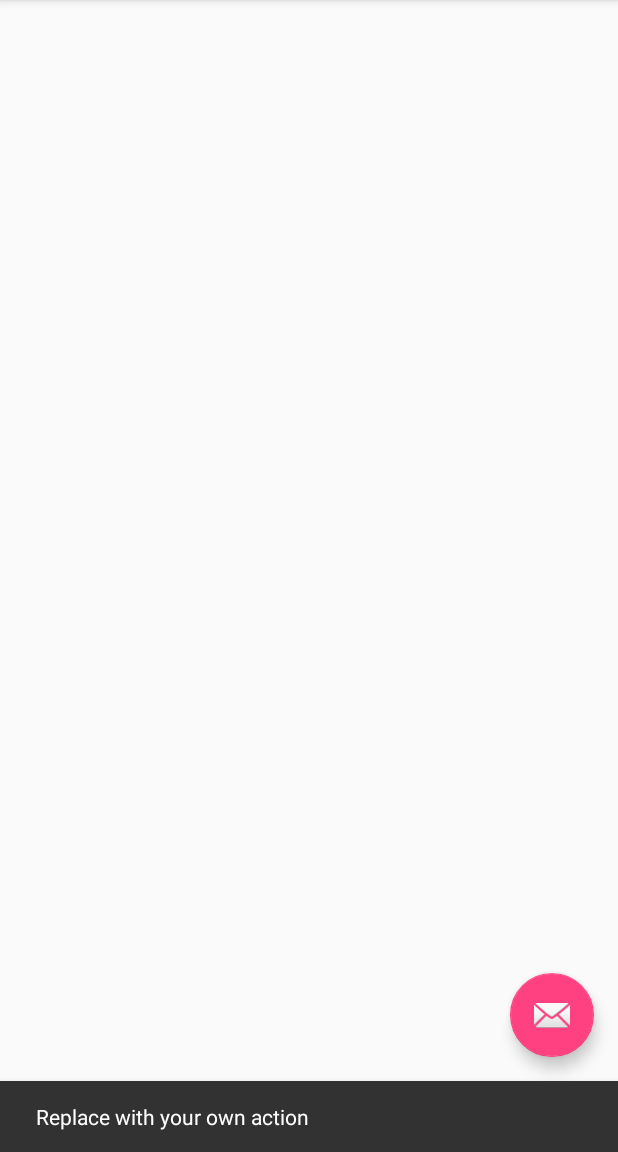
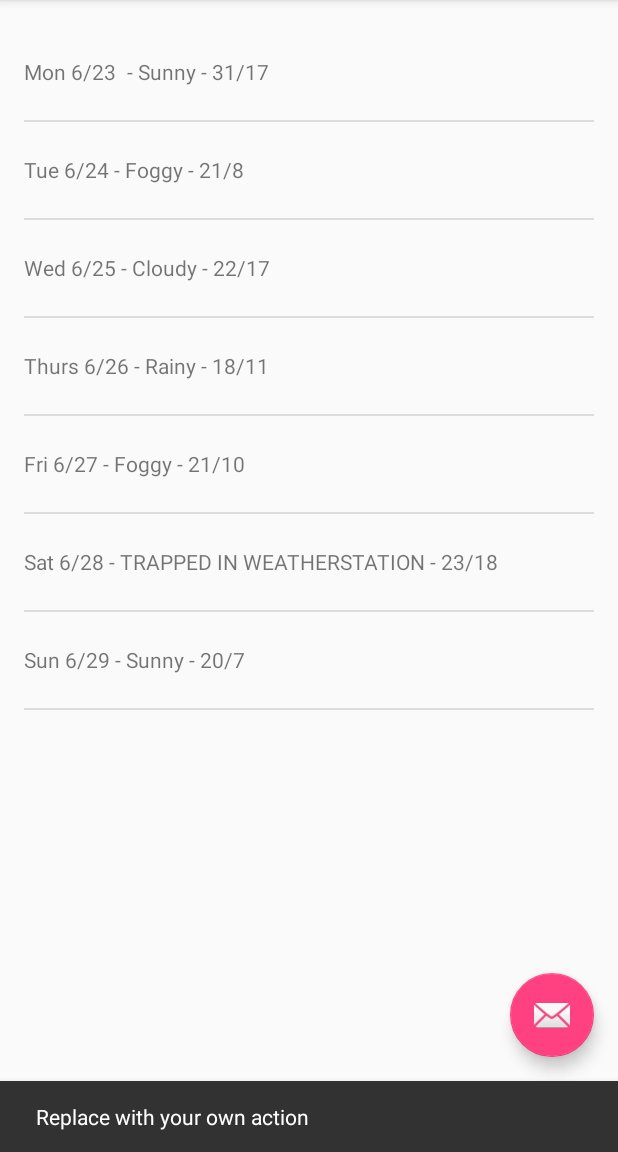
Before and after one commit to majhalhouse/Sunshine, an Android app: the screen it shows after launch (MainActivity), after a tap on an icon or button, on a phone screen of 412 x 824 dp, the part 84-1236 px from its top. Run offline under Robolectric (Android 15) with nearby library versions, the phone set to English and light mode, and no system bars.

```diff
--- /dev/null
+++ b/app/src/main/java/com/example/android/sunshine/app/ForecastFragment.java
@@ -0,0 +1,135 @@
+package com.example.android.sunshine.app;
+
+import android.os.AsyncTask;
+import android.os.Bundle;
+import android.support.v4.app.Fragment;
+import android.util.Log;
+import android.view.LayoutInflater;
+import android.view.View;
+import android.view.ViewGroup;
+import android.widget.ArrayAdapter;
+import android.widget.ListView;
+
+import java.io.BufferedReader;
+import java.io.IOException;
+import java.io.InputStream;
+import java.io.InputStreamReader;
+import java.net.HttpURLConnection;
+import java.net.URL;
+import java.util.ArrayList;
+import java.util.Arrays;
+import java.util.List;
+
+/**
+ * A placeholder fragment containing a simple view.
+ */
+public class ForecastFragment extends Fragment {
+    private ArrayAdapter<String> mForecastAdapter;
+
+    public ForecastFragment() {
+
+
+    }
+
+    @Override
+    public View onCreateView(LayoutInflater inflater, ViewGroup container,
+                             Bundle savedInstanceState) {
+        // Create some dummy data for the ListView.  Here's a sample weekly forecast
+        String[] data = {
+                "Mon 6/23 - Sunny - 31/17",
+                "Tue 6/24 - Foggy - 21/8",
+                "Wed 6/25 - Cloudy - 22/17",
+                "Thurs 6/26 - Rainy - 18/11",
+                "Fri 6/27 - Foggy - 21/10",
+                "Sat 6/28 - TRAPPED IN WEATHERSTATION - 23/18",
+                "Sun 6/29 - Sunny - 20/7"
+        };
+
+        List<String> weekForecast = new ArrayList<String>(Arrays.asList(data));
+        // Now that we have some dummy forecast data, create an ArrayAdapter.
+        // The ArrayAdapter will take data from a source (like our dummy forecast) and
+        // use it to populate the ListView it's attached to.
+        mForecastAdapter =
+                new ArrayAdapter<String>(
+                        getActivity(), // The current context (this activity)
+                        R.layout.list_item_forecast, // The name of the layout ID.
+                        R.id.list_item_forecast_textview, // The ID of the textview to populate.
+                        weekForecast);
+        View rootView = inflater.inflate(R.layout.fragment_main, container, false);
+        // Get a reference to the ListView, and attach this adapter to it.
+        ListView listView = (ListView) rootView.findViewById(R.id.listview_forecast);
+        listView.setAdapter(mForecastAdapter);
+
+        return rootView;
+    }
+
+    public class FetchWeatnerTask extends AsyncTask<Void, Void, Void> {
+
+        private final String LOG_TAG = FetchWeatnerTask.class.getSimpleName();
+
+        @Override
+        protected Void doInBackground(Void... params) {
+            // These two need to be declared outside the try/catch
+// so that they can be closed in the finally block.
+            HttpURLConnection urlConnection = null;
+            BufferedReader reader = null;
+
+// Will contain the raw JSON response as a string.
+            String forecastJsonStr = null;
+
+            try {
+                // Construct the URL for the OpenWeatherMap query
+                // Possible parameters are available at OWM's forecast API page, at
+                // http://openweathermap.org/API#forecast
+                URL url = new URL("http://api.openweathermap.org/data/2.5/forecast/daily?q=94043&mode=json&units=metric&cnt=7&6fb05031770aa54ab6073fe53c6c04ff");
+
+                // Create the request to OpenWeatherMap, and open the connection
+                urlConnection = (HttpURLConnection) url.openConnection();
+                urlConnection.setRequestMethod("GET");
+                urlConnection.connect();
+
+                // Read the input stream into a String
+                InputStream inputStream = urlConnection.getInputStream();
+                StringBuffer buffer = new StringBuffer();
+                if (inputStream == null) {
+                    // Nothing to do.
+                    forecastJsonStr = null;
+                }
+                reader = new BufferedReader(new InputStreamReader(inputStream));
+
+                String line;
+                while ((line = reader.readLine()) != null) {
+                    // Since it's JSON, adding a newline isn't necessary (it won't affect parsing)
+                    // But it does make debugging a *lot* easier if you print out the completed
+                    // buffer for debugging.
+                    buffer.append(line + "\n");
+                }
+
+                if (buffer.length() == 0) {
+                    // Stream was empty.  No point in parsing.
+                    forecastJsonStr = null;
+                }
+                forecastJsonStr = buffer.toString();
+            } catch (IOException e) {
+                Log.e(LOG_TAG, "Error ", e);
+                // If the code didn't successfully get the weather data, there's no point in attempting
+                // to parse it.
+                forecastJsonStr = null;
+            } finally {
+                if (urlConnection != null) {
+                    urlConnection.disconnect();
+                }
+                if (reader != null) {
+                    try {
+                        reader.close();
+                    } catch (final IOException e) {
+                        Log.e(LOG_TAG, "Error closing stream", e);
+                    }
+                }
+            }
+            return null;
+        }
+    }
+
+
+}
--- a/app/src/main/java/com/example/android/sunshine/app/MainActivityFragment.java
+++ /dev/null
@@ -1,103 +0,0 @@
-package com.example.android.sunshine.app;
-
-import android.os.Bundle;
-import android.support.v4.app.Fragment;
-import android.util.Log;
-import android.view.LayoutInflater;
-import android.view.View;
-import android.view.ViewGroup;
-
-import java.io.BufferedReader;
-import java.io.IOException;
-import java.io.InputStream;
-import java.io.InputStreamReader;
-import java.net.HttpURLConnection;
-import java.net.URL;
-import java.util.ArrayList;
-
-/**
- * A placeholder fragment containing a simple view.
- */
-public class MainActivityFragment extends Fragment {
-
-    public MainActivityFragment() {
-
-
-    }
-
-    @Override
-    public View onCreateView(LayoutInflater inflater, ViewGroup container,
-                             Bundle savedInstanceState) {
-        ArrayList<String> weekForecast= new ArrayList<>();
-        weekForecast.add("Today-Sunny-88/63");
-        weekForecast.add("Tomorrow-Foggy-70/46");
-        weekForecast.add("Weds-Cloudy-72/63");
-        weekForecast.add("Thurs-Rainy-64/51");
-        weekForecast.add("Fri-Foggy-70/46");
-        weekForecast.add("Sat-Sunny-76/68");
-        // These two need to be declared outside the try/catch
-// so that they can be closed in the finally block.
-        HttpURLConnection urlConnection = null;
-        BufferedReader reader = null;
-
-// Will contain the raw JSON response as a string.
-        String forecastJsonStr = null;
-
-        try {
-            // Construct the URL for the OpenWeatherMap query
-            // Possible parameters are available at OWM's forecast API page, at
-            // http://openweathermap.org/API#forecast
-            URL url = new URL("http://api.openweathermap.org/data/2.5/forecast/daily?q=94043&mode=json&units=metric&cnt=7&6fb05031770aa54ab6073fe53c6c04ff");
-
-            // Create the request to OpenWeatherMap, and open the connection
-            urlConnection = (HttpURLConnection) url.openConnection();
-            urlConnection.setRequestMethod("GET");
-            urlConnection.connect();
-
-            // Read the input stream into a String
-            InputStream inputStream = urlConnection.getInputStream();
-            StringBuffer buffer = new StringBuffer();
-            if (inputStream == null) {
-                // Nothing to do.
-                forecastJsonStr = null;
-            }
-            reader = new BufferedReader(new InputStreamReader(inputStream));
-
-            String line;
-            while ((line = reader.readLine()) != null) {
-                // Since it's JSON, adding a newline isn't necessary (it won't affect parsing)
-                // But it does make debugging a *lot* easier if you print out the completed
-                // buffer for debugging.
-                buffer.append(line + "\n");
-            }
-
-            if (buffer.length() == 0) {
-                // Stream was empty.  No point in parsing.
-                forecastJsonStr = null;
-            }
-            forecastJsonStr = buffer.toString();
-        } catch (IOException e) {
-            Log.e("PlaceholderFragment", "Error ", e);
-            // If the code didn't successfully get the weather data, there's no point in attempting
-            // to parse it.
-            forecastJsonStr = null;
-        } finally {
-            if (urlConnection != null) {
-                urlConnection.disconnect();
-            }
-            if (reader != null) {
-                try {
-                    reader.close();
-                } catch (final IOException e) {
-                    Log.e("PlaceholderFragment", "Error closing stream", e);
-                }
-            }
-        }
-
-        return inflater.inflate(R.layout.fragment_main, container, false);
-
-
-    }
-
-
-}
--- a/app/src/main/res/layout/content_main.xml
+++ b/app/src/main/res/layout/content_main.xml
@@ -2,7 +2,7 @@
     xmlns:app="http://schemas.android.com/apk/res-auto"
     xmlns:tools="http://schemas.android.com/tools"
     android:id="@+id/fragment"
-    android:name="com.example.android.sunshine.app.MainActivityFragment"
+    android:name="com.example.android.sunshine.app.ForecastFragment"
     android:layout_width="match_parent"
     android:layout_height="match_parent"
     app:layout_behavior="@string/appbar_scrolling_view_behavior"
--- a/app/src/main/res/layout/fragment_main.xml
+++ b/app/src/main/res/layout/fragment_main.xml
@@ -6,7 +6,7 @@
     android:paddingLeft="@dimen/activity_horizontal_margin"
     android:paddingRight="@dimen/activity_horizontal_margin"
     android:paddingTop="@dimen/activity_vertical_margin"
-    tools:context="com.example.android.sunshine.app.MainActivityFragment"
+    tools:context=".ForecastFragment"
     tools:showIn="@layout/activity_main">
 
     <ListView
```
